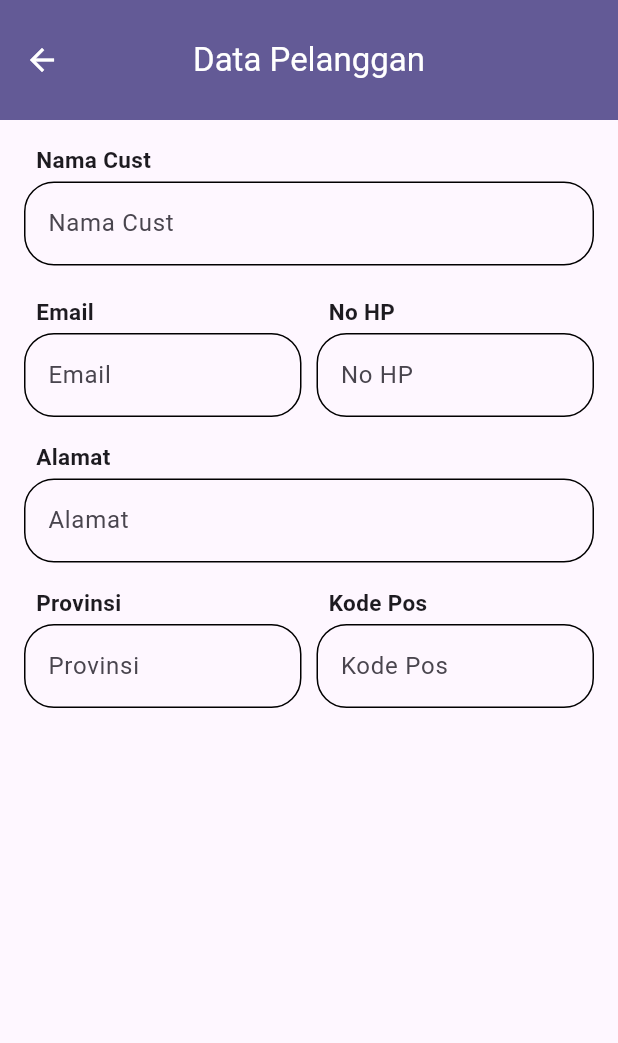
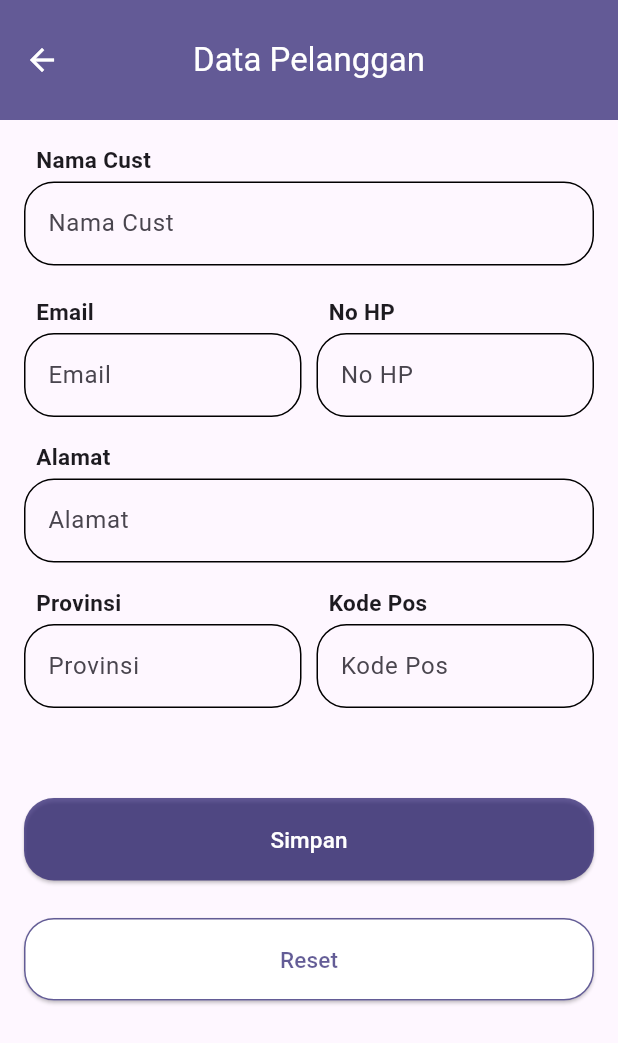
Before and after one commit to emzhran/20220140118_UCP1Flutter, a Flutter app: the DataPelanggan screen opened directly, on a phone screen of 412 x 824 dp. Shown: the top 1043 px of the screen. Run offline on Flutter 3.47's test engine with Material 3 defaults, Android fonts, the phone set to English and light mode, and no system bars.

Commit message:
menambahkan button simpan dan reset serta menambah widget form

```diff
--- a/lib/data_pelanggan.dart
+++ b/lib/data_pelanggan.dart
@@ -14,6 +14,7 @@ class _DataPelangganState extends State<DataPelanggan> {
   final TextEditingController provinsiController = TextEditingController();
   final TextEditingController kdPosController = TextEditingController();
   final TextEditingController alamatController = TextEditingController();
+  final _formKey = GlobalKey<FormState>();
 
   @override
   Widget build(BuildContext context) {
@@ -30,8 +31,11 @@ class _DataPelangganState extends State<DataPelanggan> {
           icon: Icon(Icons.arrow_back, color: Colors.white),
         ),
       ),
-      body: Padding(
+      body: SingleChildScrollView(
+        child: Padding(
           padding: const EdgeInsets.all(16),
+          child: Form(
+            key: _formKey,
             child: Column(
               crossAxisAlignment: CrossAxisAlignment.start,
               children: [
@@ -250,7 +254,59 @@ class _DataPelangganState extends State<DataPelanggan> {
                     ),
                   ],
                 ),
+                const SizedBox(height: 60),
+                Center(
+                  child: ElevatedButton(
+                    onPressed: () {},
+                    style: ElevatedButton.styleFrom(
+                      backgroundColor: Color.fromARGB(184, 39, 29, 109),
+                      minimumSize: Size(double.infinity, 55),
+                      shape: RoundedRectangleBorder(
+                        borderRadius: BorderRadius.circular(20),
+                      ),
+                    ),
+                    child: Text(
+                      'Simpan',
+                      style: TextStyle(fontSize: 15, color: Colors.white),
+                    ),
+                  ),
+                ),
+                const SizedBox(height: 25),
+                Center(
+                  child: ElevatedButton(
+                    onPressed: () {
+                      namaCustomerController.clear();
+                      alamatController.clear();
+                      emailController.clear();
+                      noHpController.clear();
+                      provinsiController.clear();
+                      kdPosController.clear();
+                      setState(() {
+                        _formKey.currentState!.validate();
+                      });
+                    },
+                    style: OutlinedButton.styleFrom(
+                      backgroundColor: Colors.white,
+                      minimumSize: Size(double.infinity, 55),
+                      shape: RoundedRectangleBorder(
+                        borderRadius: BorderRadius.circular(20),
+                        side: BorderSide(
+                          color: Color.fromARGB(184, 39, 29, 109),
+                        ),
+                      ),
+                    ),
+                    child: Text(
+                      'Reset',
+                      style: TextStyle(
+                        fontSize: 15,
+                        color: Color.fromARGB(184, 39, 29, 109),
+                      ),
+                    ),
+                  ),
+                ),
               ],
+            ),
+          ),
         ),
       ),
     );
```
Lines whose indentation alone changed are shown as unchanged.
